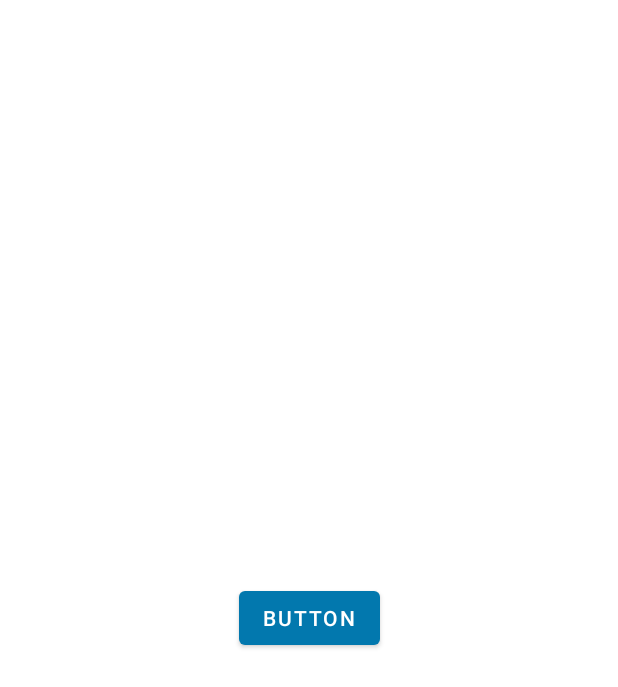
After one commit to nadhifikbarw/adil-monorepo, an Android app: the layout activity_login.xml on its own in the app's theme, with its tools: preview values and no code run, on a phone screen of 412 x 824 dp. The commit adds this screen. Shown: the top 687 px of the screen. Run offline under Robolectric (Android 15) with nearby library versions, the phone set to English and light mode, and no system bars.

Commit message:
Add Simple Login with google sign-in

```diff
--- a/adil-android/adil/app/build.gradle
+++ b/adil-android/adil/app/build.gradle
@@ -64,14 +64,17 @@ dependencies {
 
     // Firebase & Firestore
     implementation 'com.google.firebase:firebase-firestore:23.0.0'
-    implementation platform('com.google.firebase:firebase-bom:28.0.1')
     implementation 'com.google.firebase:firebase-analytics-ktx'
     implementation 'com.firebaseui:firebase-ui-firestore:7.1.1'
     implementation 'com.google.firebase:firebase-functions-ktx'
+    implementation platform('com.google.firebase:firebase-bom:28.4.0')
+    implementation 'com.google.firebase:firebase-auth-ktx'
+    implementation 'com.google.android.gms:play-services-auth:19.2.0'
 
     //Room
     implementation "androidx.room:room-ktx:$rootProject.roomVersion"
     implementation 'androidx.room:room-runtime:2.2.5'
+    implementation 'com.google.firebase:firebase-auth:21.0.1'
     kapt "androidx.room:room-compiler:$rootProject.roomVersion"
     implementation "androidx.lifecycle:lifecycle-livedata-ktx:2.3.1"
 
--- a/adil-android/adil/app/src/main/java/com/path_studio/adil/ui/splash/SplashActivity.kt
+++ b/adil-android/adil/app/src/main/java/com/path_studio/adil/ui/splash/SplashActivity.kt
@@ -4,13 +4,14 @@ import android.content.Intent
 import android.os.Bundle
 import android.os.Handler
 import androidx.appcompat.app.AppCompatActivity
+import com.path_studio.adil.ui.login.LoginActivity
 import com.path_studio.adil.ui.main.MainActivity
 
 class SplashActivity : AppCompatActivity() {
     override fun onCreate(savedInstanceState: Bundle?) {
         super.onCreate(savedInstanceState)
         Handler(mainLooper).postDelayed({
-            val intent = Intent(this@SplashActivity, MainActivity::class.java)
+            val intent = Intent(this@SplashActivity, LoginActivity::class.java)
             startActivity(intent)
             finish()
         },2000)
--- /dev/null
+++ b/adil-android/adil/app/src/main/res/layout/activity_login.xml
@@ -0,0 +1,19 @@
+<?xml version="1.0" encoding="utf-8"?>
+<androidx.constraintlayout.widget.ConstraintLayout xmlns:android="http://schemas.android.com/apk/res/android"
+    xmlns:app="http://schemas.android.com/apk/res-auto"
+    xmlns:tools="http://schemas.android.com/tools"
+    android:layout_width="match_parent"
+    android:layout_height="match_parent"
+    tools:context=".ui.login.LoginActivity">
+
+    <Button
+        android:id="@+id/btn_auth_google"
+        android:layout_width="wrap_content"
+        android:layout_height="wrap_content"
+        android:text="Button"
+        app:layout_constraintBottom_toBottomOf="parent"
+        app:layout_constraintEnd_toEndOf="parent"
+        app:layout_constraintStart_toStartOf="parent"
+        app:layout_constraintTop_toTopOf="parent" />
+
+</androidx.constraintlayout.widget.ConstraintLayout>
```
Also changed, not shown: adil-android/adil/app/src/main/AndroidManifest.xml (+13 -13 lines), adil-android/adil/app/src/main/java/com/path_studio/adil/ui/login/LoginActivity.kt (added, +101 -0 lines).
